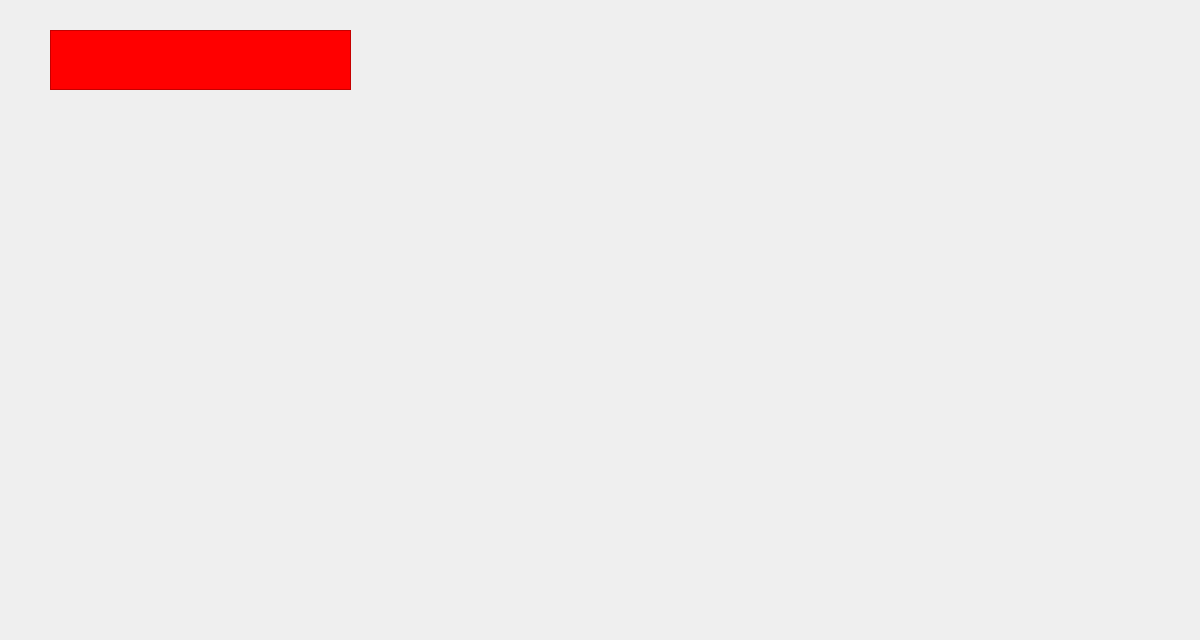
Qt form EuropeanVacation/tDestinations.ui (brivero0/TeamMagmar) before a commit.
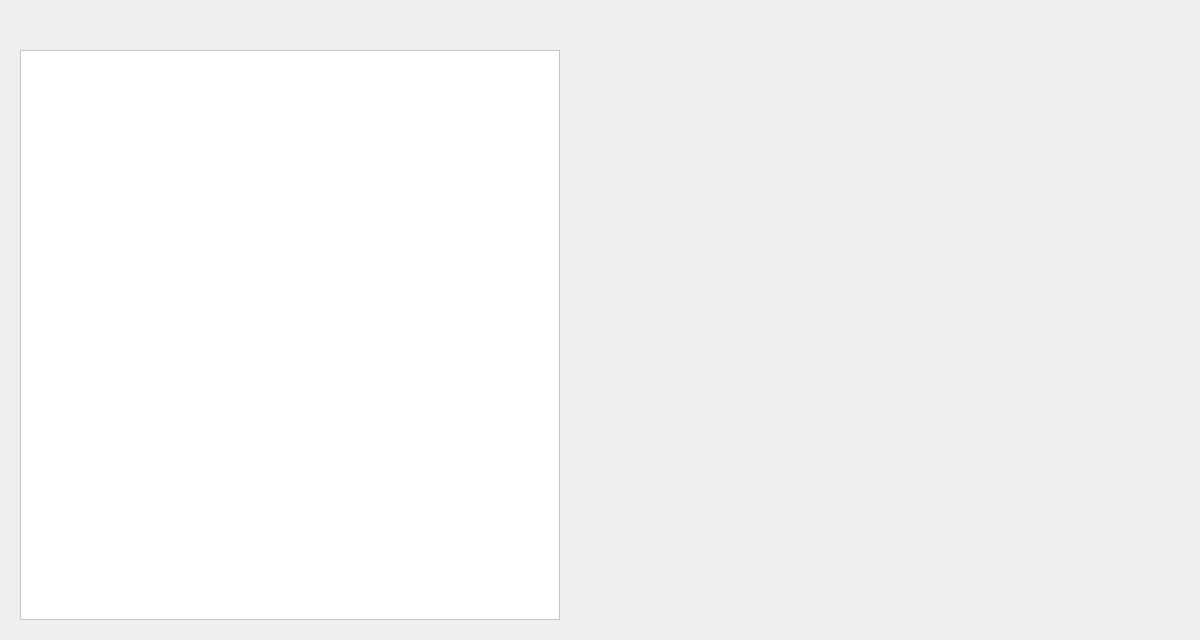
The same form after that commit. Icons and pictures are not drawn.

Commit message:
Fixed background issue for tDestinations
Added image to the resource so image can be viewed.

What changed in the file:
```diff
--- a/EuropeanVacation/tDestinations.ui
+++ b/EuropeanVacation/tDestinations.ui
@@ -71,10 +71,10 @@
   <widget class="QTableView" name="tDestinationOptionsTV">
    <property name="geometry">
     <rect>
-     <x>50</x>
-     <y>30</y>
-     <width>301</width>
-     <height>60</height>
+     <x>20</x>
+     <y>50</y>
+     <width>540</width>
+     <height>570</height>
     </rect>
    </property>
    <property name="sizePolicy">
@@ -89,6 +89,12 @@
      <height>60</height>
     </size>
    </property>
+   <property name="maximumSize">
+    <size>
+     <width>540</width>
+     <height>570</height>
+    </size>
+   </property>
    <property name="styleSheet">
     <string notr="true">QHeaderView::section{
 background-color:qlineargradient(spread:pad, x1:1, y1:1, x2:1, y2:0.028, stop:0 rgba(255, 170, 0, 255), stop:1 rgba(255, 62, 14, 255));
@@ -98,7 +104,7 @@
 border-radius: 5px;}
 
 QTableView{
-background: red;
+background: white;
 broder: 2px outset black;
 }</string>
    </property>
```
The commit also changes 1 other file.
